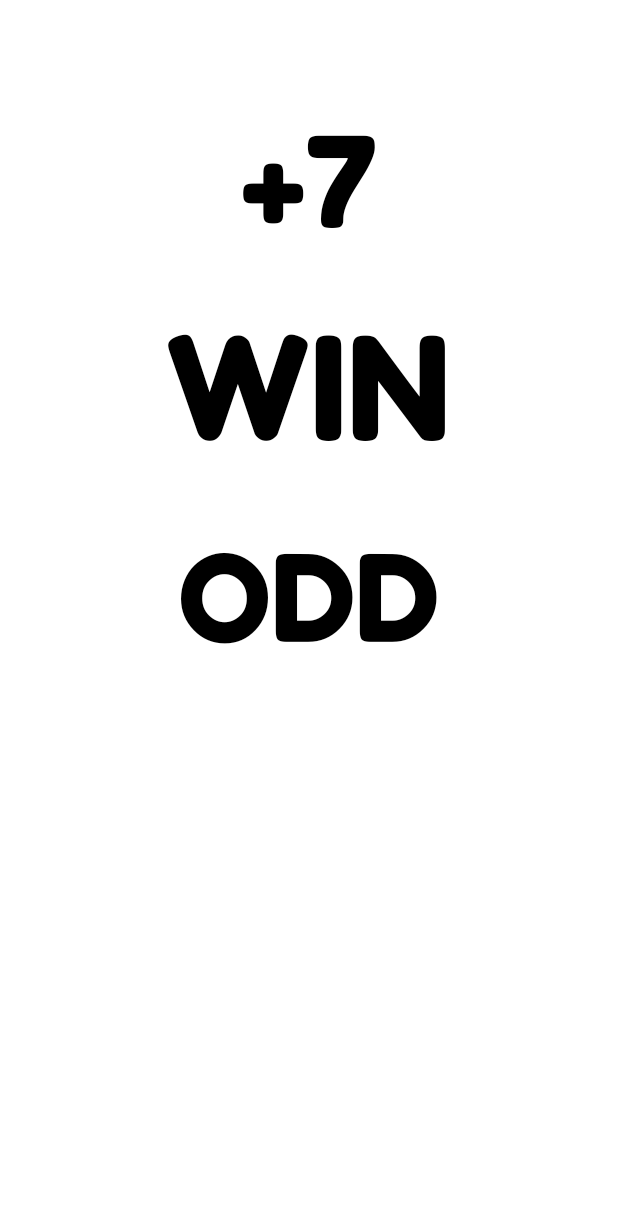
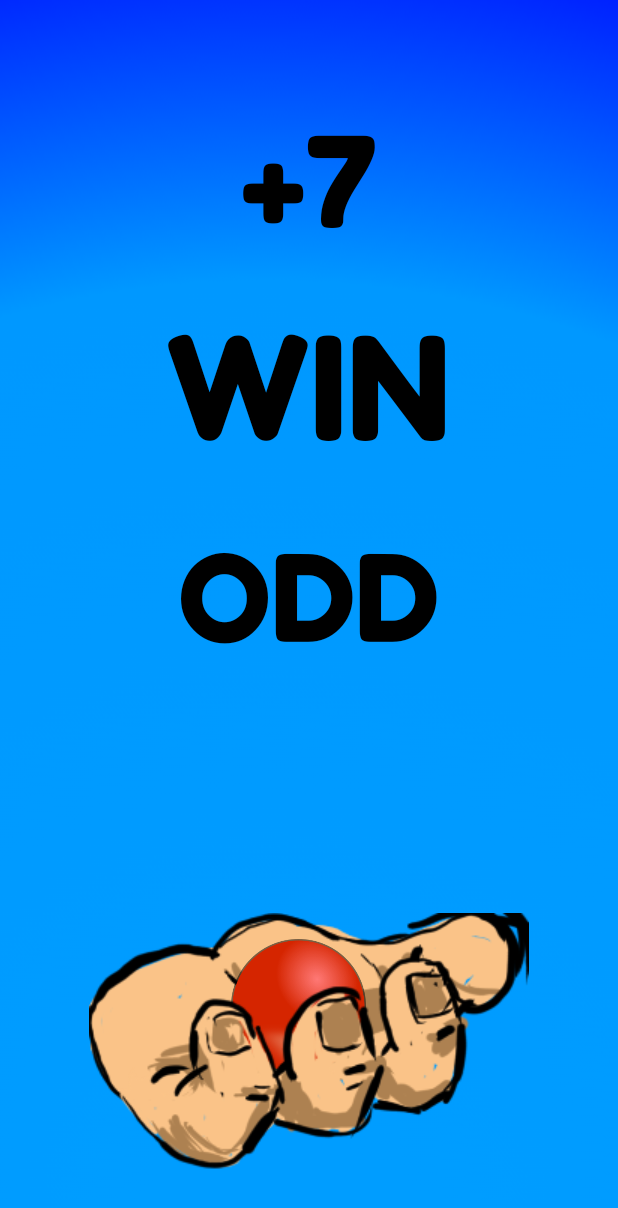
Before and after one commit to FabricioPY/Take-My-Balls, an Android app: the WinOrLoseActivity screen opened directly, with no data from a screen before it, on a phone screen of 412 x 824 dp. Shown: the top 1208 px of the screen. Run offline under Robolectric (Android 15) with nearby library versions, the phone set to English and light mode, and no system bars.

Commit message:
project ball dwalls

```diff
--- a/TakeMyBalls/app/src/main/res/drawable/even_custom_button.xml
+++ b/TakeMyBalls/app/src/main/res/drawable/even_custom_button.xml
@@ -5,8 +5,7 @@
         android:drawable="@drawable/even_pressed_rounded_button"/>
     <item
         android:state_enabled="false"
-        android:drawable="@drawable/even_defaul_rounded_button"/>
+        android:drawable="@drawable/green_ball"/>
     <item
-        android:drawable="@drawable/even_defaul_rounded_button"/>
-
+        android:drawable="@drawable/green_ball"/>
 </selector>
--- a/TakeMyBalls/app/src/main/res/drawable/odd_custom_button.xml
+++ b/TakeMyBalls/app/src/main/res/drawable/odd_custom_button.xml
@@ -5,8 +5,8 @@
         android:drawable="@drawable/odd_pressed_rounded_button"/>
     <item
         android:state_enabled="false"
-        android:drawable="@drawable/odd_defaul_rounded_button"/>
+        android:drawable="@drawable/red_ball"/>
     <item
-        android:drawable="@drawable/odd_defaul_rounded_button"/>
+        android:drawable="@drawable/red_ball"/>
 
 </selector>
--- a/TakeMyBalls/app/src/main/res/drawable/play_custom_button.xml
+++ b/TakeMyBalls/app/src/main/res/drawable/play_custom_button.xml
@@ -5,8 +5,8 @@
         android:drawable="@drawable/play_pressed_rounded_button"/>
     <item
         android:state_enabled="false"
-        android:drawable="@drawable/play_defaul_rounded_button"/>
+        android:drawable="@drawable/yellow_ball"/>
     <item
-        android:drawable="@drawable/play_defaul_rounded_button"/>
+        android:drawable="@drawable/yellow_ball"/>
 
 </selector>
--- a/TakeMyBalls/app/src/main/res/drawable/play_pressed_rounded_button.xml
+++ b/TakeMyBalls/app/src/main/res/drawable/play_pressed_rounded_button.xml
@@ -3,7 +3,7 @@
     android:shape="oval">
 
     <gradient
-        android:angle="90"
+        android:angle="180"
         android:startColor="#FFDC52"
         android:endColor="#FFC539"/>
 
--- a/TakeMyBalls/app/src/main/res/layout/activity_finish_game.xml
+++ b/TakeMyBalls/app/src/main/res/layout/activity_finish_game.xml
@@ -2,7 +2,7 @@
 <RelativeLayout
     xmlns:android="http://schemas.android.com/apk/res/android"
     xmlns:tools="http://schemas.android.com/tools"
-    xmlns:app="http://schemas.android.com/apk/res-auto"
+    android:background="@drawable/backgrald"
     android:layout_width="match_parent"
     android:layout_height="match_parent"
     tools:context=".ui.FinishGameActivity">
--- a/TakeMyBalls/app/src/main/res/layout/activity_open_game.xml
+++ b/TakeMyBalls/app/src/main/res/layout/activity_open_game.xml
@@ -2,6 +2,7 @@
 <androidx.constraintlayout.widget.ConstraintLayout xmlns:android="http://schemas.android.com/apk/res/android"
     xmlns:app="http://schemas.android.com/apk/res-auto"
     xmlns:tools="http://schemas.android.com/tools"
+    android:background="@drawable/backgrald"
     android:id="@+id/relativeLayout"
     android:layout_width="match_parent"
     android:layout_height="match_parent"
@@ -13,7 +14,7 @@
         android:layout_width="280dp"
         android:layout_height="280dp"
         android:layout_marginBottom="54dp"
-        android:background="@drawable/play_defaul_rounded_button"
+        android:background="@drawable/play_custom_button"
         android:clickable="true"
         android:focusable="true"
         android:fontFamily="@font/fredoka_one_regular"
--- a/TakeMyBalls/app/src/main/res/layout/activity_win_or_lose.xml
+++ b/TakeMyBalls/app/src/main/res/layout/activity_win_or_lose.xml
@@ -3,6 +3,7 @@
     xmlns:tools="http://schemas.android.com/tools"
     android:layout_width="match_parent"
     android:layout_height="match_parent"
+    android:background="@drawable/backgrald"
     tools:context=".ui.WinOrLoseActivity">
 
     <TextView
@@ -40,5 +41,32 @@
         android:textColor="@color/black"
         android:textSize="96sp" />
 
+    <ImageView
+        android:layout_width="wrap_content"
+        android:layout_height="wrap_content"
+        android:layout_alignParentEnd="true"
+        android:layout_alignParentBottom="true"
+        android:layout_marginEnd="59dp"
+        android:layout_marginBottom="87dp"
+        android:src="@drawable/hand" />
+
+    <ImageView
+        android:layout_width="90dp"
+        android:layout_height="90dp"
+        android:layout_alignParentEnd="true"
+        android:layout_alignParentBottom="true"
+        android:layout_marginEnd="168dp"
+        android:layout_marginBottom="108dp"
+        android:src="@drawable/red_ball" />
+
+    <ImageView
+        android:layout_width="wrap_content"
+        android:layout_height="wrap_content"
+        android:layout_alignParentEnd="true"
+        android:layout_alignParentBottom="true"
+        android:layout_marginEnd="89dp"
+        android:layout_marginBottom="44dp"
+        android:src="@drawable/fingers" />
+
 
 </RelativeLayout>
```
Also changed, not shown: TakeMyBalls/app/src/main/res/layout/activity_even_or_odd.xml (+5 -4 lines), TakeMyBalls/app/src/main/res/drawable/backgrald.png (added), TakeMyBalls/app/src/main/res/drawable/close_hand.png, TakeMyBalls/app/src/main/res/drawable/fingers.png (added), TakeMyBalls/app/src/main/res/drawable/green_ball.png (added), TakeMyBalls/app/src/main/res/drawable/hand.png (added), TakeMyBalls/app/src/main/res/drawable/red_ball.png (added), TakeMyBalls/app/src/main/res/drawable/taquemyballsleter.png (added), TakeMyBalls/app/src/main/res/drawable/yellow_ball.png (added).
